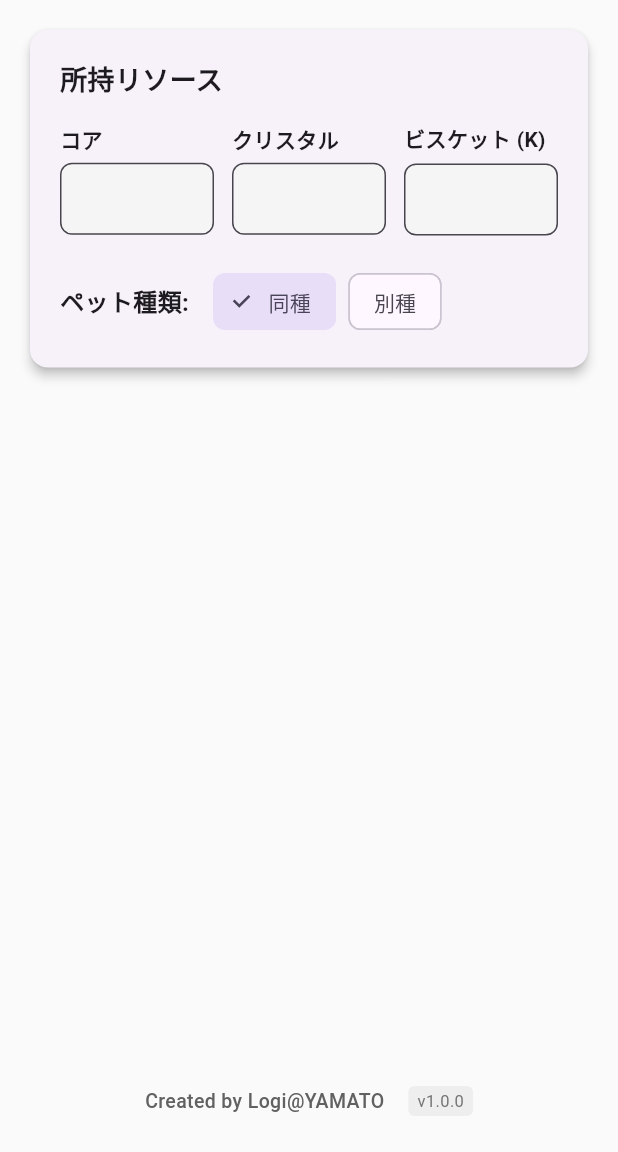
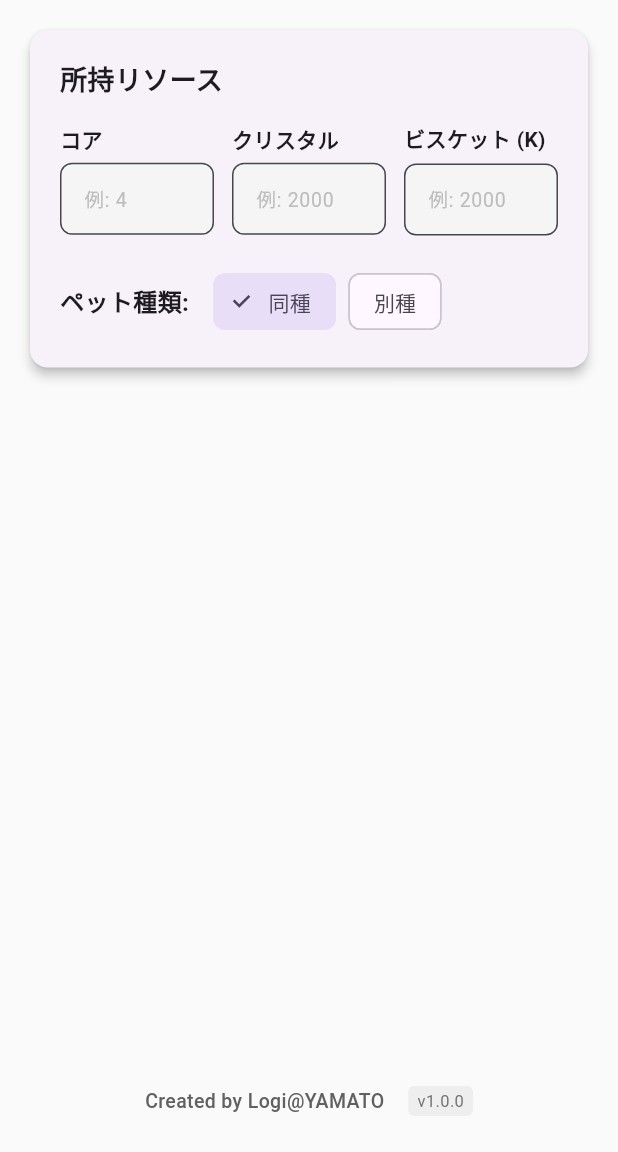
Before and after one commit to logiy5521-tech/xenoawake, a Flutter app: the screen it shows after launch, on a phone screen of 412 x 824 dp, the part 84-1236 px from its top. Run offline on Flutter 3.47's test engine with Material 3 defaults, Android fonts, the light colour scheme and no system bars; our stand-ins replace shared_preferences.

Commit message:
全角文字が入力された場合に対応

```diff
--- a/lib/resource_calculator.dart
+++ b/lib/resource_calculator.dart
@@ -8,6 +8,31 @@ import 'localization.dart';
 
 const String kAppVersion = '1.0.0';
 const String kAppCredit = 'Logi@YAMATO';
+
+// 全角数字を半角数字に変換するフォーマッター
+class _ZenkakuToHankakuFormatter extends TextInputFormatter {
+  @override
+  TextEditingValue formatEditUpdate(TextEditingValue oldValue, TextEditingValue newValue) {
+    // 全角数字を半角数字に変換
+    String converted = newValue.text;
+
+    // 全角数字を半角に変換
+    const zenkaku = '０１２３４５６７８９';
+    const hankaku = '0123456789';
+
+    for (int i = 0; i < zenkaku.length; i++) {
+      converted = converted.replaceAll(zenkaku[i], hankaku[i]);
+    }
+
+    // 数字以外を削除
+    converted = converted.replaceAll(RegExp(r'[^0-9]'), '');
+
+    return TextEditingValue(
+      text: converted,
+      selection: TextSelection.collapsed(offset: converted.length),
+    );
+  }
+}
 
 class ResourceCalculatorScreen extends StatefulWidget {
   final String locale;
@@ -298,10 +323,8 @@ class _ResourceCalculatorScreenState extends State<ResourceCalculatorScreen> {
       allocation.add([]);
     }
 
-    // ステップ1: 共鳴確率を100%まで配分（ヘルパーから優先）
     double currentResonanceRate = 10.0;
 
-    // ヘルパーから順に共鳴確率を割り当て
     for (int i = 1; i < allocation.length; i++) {
       if (allocation[i].length < petSlots[i]) {
         double value = helperData.resonanceRate;
@@ -312,7 +335,6 @@ class _ResourceCalculatorScreenState extends State<ResourceCalculatorScreen> {
       }
     }
 
-    // まだ100%に達していない場合、メインにも割り当て
     if (currentResonanceRate < 100.0 && allocation[0].length < petSlots[0]) {
       double value = mainData.resonanceRate;
       if (currentResonanceRate + value <= 100.0) {
@@ -321,11 +343,9 @@ class _ResourceCalculatorScreenState extends State<ResourceCalculatorScreen> {
       }
     }
 
-    // 共鳴確率が100%に達した後の枠は「自由枠」に
     for (int i = 0; i < allocation.length; i++) {
       if (allocation[i].length < petSlots[i]) {
         double value = (i == 0) ? mainData.resonanceRate : helperData.resonanceRate;
-        // 共鳴確率を既に持っていない場合のみチェック
         if (!allocation[i].contains('共鳴確率')) {
           if (currentResonanceRate + value > 100.0) {
             allocation[i].add('自由枠');
@@ -334,14 +354,12 @@ class _ResourceCalculatorScreenState extends State<ResourceCalculatorScreen> {
       }
     }
 
-    // ステップ2: 共鳴ダメージを全ペット最大化
     for (int i = 0; i < allocation.length; i++) {
       if (allocation[i].length < petSlots[i] && !allocation[i].contains('共鳴ダメージ')) {
         allocation[i].add('共鳴ダメージ');
       }
     }
 
-    // ステップ3: 残り枠を氷結、衰弱で埋める
     for (int i = 0; i < allocation.length; i++) {
       while (allocation[i].length < petSlots[i]) {
         if (!allocation[i].contains('氷結')) {
@@ -408,7 +426,6 @@ class _ResourceCalculatorScreenState extends State<ResourceCalculatorScreen> {
                   ),
                 ),
               ),
-              // フッター部分
               Padding(
                 padding: const EdgeInsets.only(top: 16, bottom: 8),
                 child: Row(
@@ -446,11 +463,11 @@ class _ResourceCalculatorScreenState extends State<ResourceCalculatorScreen> {
             const SizedBox(height: 16),
             Row(
               children: [
-                Expanded(child: _buildTextField(loc, loc.translate('core'), _coreController)),
+                Expanded(child: _buildTextField(loc, loc.translate('core'), _coreController, '例: 4')),
                 const SizedBox(width: 12),
-                Expanded(child: _buildTextField(loc, loc.translate('crystal'), _crystalController)),
+                Expanded(child: _buildTextField(loc, loc.translate('crystal'), _crystalController, '例: 2000')),
                 const SizedBox(width: 12),
-                Expanded(child: _buildTextField(loc, '${loc.translate('biscuit')} (K)', _biscuitController)),
+                Expanded(child: _buildTextField(loc, '${loc.translate('biscuit')} (K)', _biscuitController, '例: 2000')),
               ],
             ),
             const SizedBox(height: 20),
@@ -588,7 +605,7 @@ class _ResourceCalculatorScreenState extends State<ResourceCalculatorScreen> {
     );
   }
 
-  Widget _buildTextField(AppLocalizations loc, String label, TextEditingController controller) {
+  Widget _buildTextField(AppLocalizations loc, String label, TextEditingController controller, String hint) {
     return Column(
       crossAxisAlignment: CrossAxisAlignment.start,
       children: [
@@ -597,12 +614,14 @@ class _ResourceCalculatorScreenState extends State<ResourceCalculatorScreen> {
         TextField(
           controller: controller,
           keyboardType: const TextInputType.numberWithOptions(decimal: false, signed: false),
-          inputFormatters: [FilteringTextInputFormatter.digitsOnly],
+          inputFormatters: [_ZenkakuToHankakuFormatter(), FilteringTextInputFormatter.digitsOnly],
           decoration: InputDecoration(
             filled: true,
             fillColor: Colors.grey[100],
             border: OutlineInputBorder(borderRadius: BorderRadius.circular(8)),
             contentPadding: const EdgeInsets.symmetric(horizontal: 12, vertical: 12),
+            hintText: hint,
+            hintStyle: TextStyle(color: Colors.grey[400], fontSize: 13),
           ),
         ),
       ],
```
